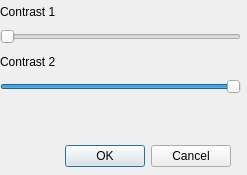
Old version of the form src/dialogcontrast.ui in the repository jandernascimento/imageprocessing-umanipulator.
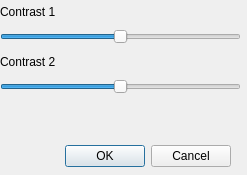
New version of the form.

Commit message: bug fixing, click on the main window makes it crashes

```diff
--- a/src/dialogcontrast.ui
+++ b/src/dialogcontrast.ui
@@ -51,10 +51,13 @@
       <item>
        <widget class="QSlider" name="horizontalSlider">
         <property name="minimum">
-         <number>0</number>
+         <number>-127</number>
         </property>
         <property name="maximum">
-         <number>255</number>
+         <number>127</number>
+        </property>
+        <property name="value">
+         <number>0</number>
         </property>
         <property name="tracking">
          <bool>false</bool>
@@ -73,11 +76,14 @@
       </item>
       <item>
        <widget class="QSlider" name="horizontalSlider_2">
+        <property name="minimum">
+         <number>-127</number>
+        </property>
         <property name="maximum">
-         <number>255</number>
+         <number>127</number>
         </property>
         <property name="value">
-         <number>255</number>
+         <number>0</number>
         </property>
         <property name="orientation">
          <enum>Qt::Horizontal</enum>
```
The commit also changes 6 other files.
